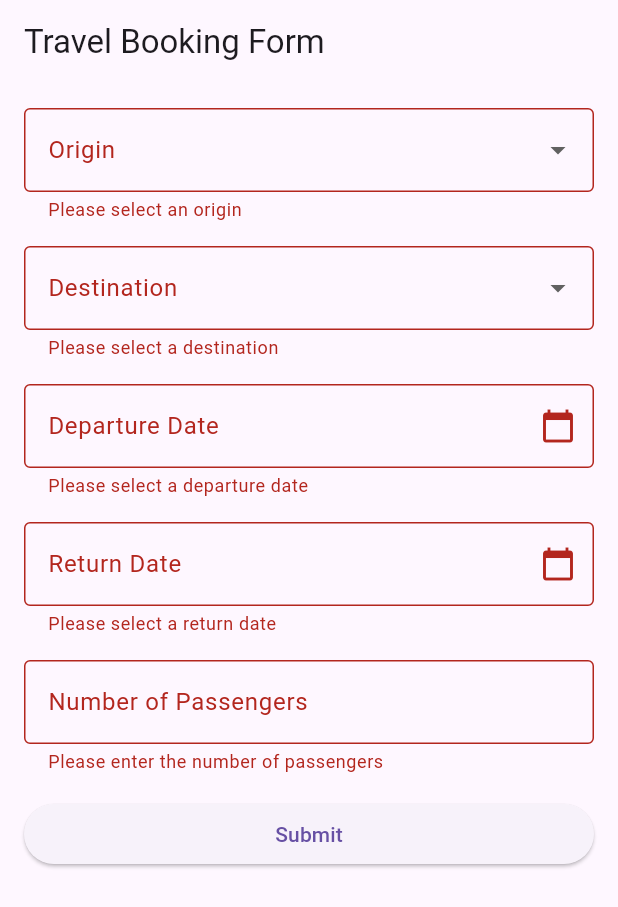
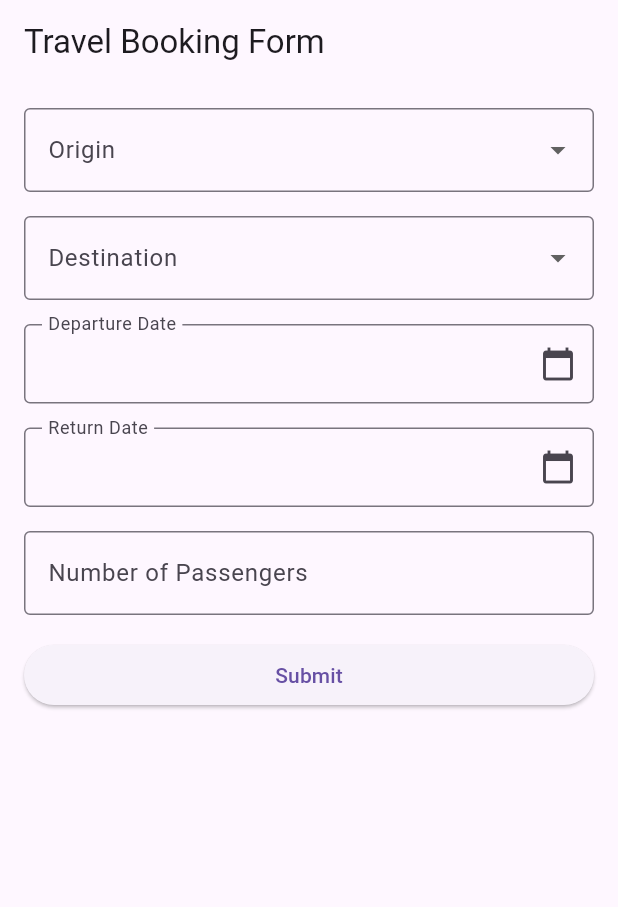
Before and after one commit to Genshisama/trainbook, a Flutter app: the screen it shows after launch, after a tap on "Submit", on a phone screen of 412 x 824 dp. Shown: the top 907 px of the screen. Run offline on Flutter 3.47's test engine with Material 3 defaults, Android fonts, the phone set to English and light mode, and no system bars; drawn by our look-alikes of flutter_form_builder; our stand-ins replace firebase_core, firebase_database; accounts and stored records are empty.

Commit message:
switch to formbuilder

```diff
--- a/lib/pages/home.dart
+++ b/lib/pages/home.dart
@@ -1,6 +1,9 @@
 import 'package:flutter/material.dart';
 import 'package:intl/intl.dart';
+import 'package:trainbook/pages/ticket.dart';
 import 'package:trainbook/pages/train_select.dart';
+import 'package:flutter_form_builder/flutter_form_builder.dart';
+
 
 class HomePage extends StatefulWidget {
   const HomePage({super.key});
@@ -10,7 +13,7 @@ class HomePage extends StatefulWidget {
 }
 
 class _HomePageState extends State<HomePage> {
-  final _formKey = GlobalKey<FormState>();
+  final _formKey = GlobalKey<FormBuilderState>();
   final List<String> _locations = [
     'Johor',
     'Kedah',
@@ -29,13 +32,8 @@ class _HomePageState extends State<HomePage> {
     'Selangor',
     'Terengganu',
   ];
-  String? _origin;
-  String? _destination;
-  DateTime? _departureDate;
-  DateTime? _returnDate;
-  int? _numberOfPax;
 
-  Future<void> _selectDate(BuildContext context, bool isDeparture) async {
+  Future<void> _selectDate(BuildContext context, String fieldName) async {
     final DateTime? pickedDate = await showDatePicker(
       context: context,
       initialDate: DateTime.now(),
@@ -44,13 +42,7 @@ class _HomePageState extends State<HomePage> {
     );
 
     if (pickedDate != null) {
-      setState(() {
-        if (isDeparture) {
-          _departureDate = pickedDate;
-        } else {
-          _returnDate = pickedDate;
-        }
-      });
+      _formKey.currentState?.fields[fieldName]?.didChange(pickedDate);
     }
   }
 
@@ -62,121 +54,109 @@ class _HomePageState extends State<HomePage> {
       ),
       body: Padding(
         padding: const EdgeInsets.all(16.0),
-        child: Form(
+        child: FormBuilder(
           key: _formKey,
           child: ListView(
             children: [
-              DropdownButtonFormField<String>(
+              FormBuilderDropdown<String>(
+                name: 'origin',
                 decoration: const InputDecoration(
                   labelText: 'Origin',
                   border: OutlineInputBorder(),
                 ),
-                items: _locations.map((location) {
-                  return DropdownMenuItem(
+                items: _locations
+                    .map((location) => DropdownMenuItem(
                           value: location,
                           child: Text(location),
-                  );
-                }).toList(),
-                value: _origin,
-                onChanged: (value) {
-                  setState(() {
-                    _origin = value;
-                    if (_destination == value) {
-                      _destination = null;
-                    }
-                  });
-                },
+                        ))
+                    .toList(),
                 validator: (value) {
+                  final destination = _formKey.currentState?.fields['destination']?.value;
                   if (value == null) {
                     return 'Please select an origin';
-                  } else if (value == _destination) {
+                  } else if (value == destination) {
                     return 'Origin and destination cannot be the same';
                   }
                   return null;
                 },
               ),
               const SizedBox(height: 16),
-              DropdownButtonFormField<String>(
+              FormBuilderDropdown<String>(
+                name: 'destination',
                 decoration: const InputDecoration(
                   labelText: 'Destination',
                   border: OutlineInputBorder(),
                 ),
-                items: _locations.map((location) {
-                  return DropdownMenuItem(
+                items: _locations
+                    .map((location) => DropdownMenuItem(
                           value: location,
                           child: Text(location),
-                  );
-                }).toList(),
-                value: _destination,
-                onChanged: (value) {
-                  setState(() {
-                    _destination = value;
-                    if (_origin == value) {
-                      _origin = null;
-                    }
-                  });
-                },
+                        ))
+                    .toList(),
                 validator: (value) {
+                  final origin = _formKey.currentState?.fields['origin']?.value;
                   if (value == null) {
                     return 'Please select a destination';
-                  } else if (value == _origin) {
+                  } else if (value == origin) {
                     return 'Origin and destination cannot be the same';
                   }
                   return null;
                 },
               ),
               const SizedBox(height: 16),
-              TextFormField(
-                readOnly: true,
+              FormBuilderField<DateTime>(
+                name: 'departureDate',
+                validator: (value) => value == null ? 'Please select a departure date' : null,
+                builder: (field) {
+                  return InputDecorator(
                     decoration: InputDecoration(
                       labelText: 'Departure Date',
                       border: const OutlineInputBorder(),
+                      errorText: field.errorText,
                       suffixIcon: IconButton(
                         icon: const Icon(Icons.calendar_today),
-                    onPressed: () => _selectDate(context, true),
+                        onPressed: () => _selectDate(context, 'departureDate'),
                       ),
                     ),
-                controller: TextEditingController(
-                  text: _departureDate != null
-                      ? DateFormat('yyyy-MM-dd').format(_departureDate!)
+                    child: Text(
+                      field.value != null
+                          ? DateFormat('yyyy-MM-dd').format(field.value!)
                           : '',
                     ),
-                validator: (value) => value == null || value.isEmpty
-                    ? 'Please select a departure date'
-                    : null,
+                  );
+                },
               ),
               const SizedBox(height: 16),
-              TextFormField(
-                readOnly: true,
+              FormBuilderField<DateTime>(
+                name: 'returnDate',
+                validator: (value) => value == null ? 'Please select a return date' : null,
+                builder: (field) {
+                  return InputDecorator(
                     decoration: InputDecoration(
                       labelText: 'Return Date',
                       border: const OutlineInputBorder(),
+                      errorText: field.errorText,
                       suffixIcon: IconButton(
                         icon: const Icon(Icons.calendar_today),
-                    onPressed: () => _selectDate(context, false),
+                        onPressed: () => _selectDate(context, 'returnDate'),
                       ),
                     ),
-                controller: TextEditingController(
-                  text: _returnDate != null
-                      ? DateFormat('yyyy-MM-dd').format(_returnDate!)
+                    child: Text(
+                      field.value != null
+                          ? DateFormat('yyyy-MM-dd').format(field.value!)
                           : '',
                     ),
-                validator: (value) => value == null || value.isEmpty
-                    ? 'Please select a return date'
-                    : null,
+                  );
+                },
               ),
               const SizedBox(height: 16),
-              TextFormField(
+              FormBuilderTextField(
+                name: 'pax',
                 decoration: const InputDecoration(
                   labelText: 'Number of Passengers',
                   border: OutlineInputBorder(),
                 ),
                 keyboardType: TextInputType.number,
-                onChanged: (value) {
-                  setState(() {
-                    _numberOfPax = int.tryParse(value);
-                  });
-                },
                 validator: (value) {
                   if (value == null || value.isEmpty) {
                     return 'Please enter the number of passengers';
@@ -189,17 +169,28 @@ class _HomePageState extends State<HomePage> {
               const SizedBox(height: 16),
               ElevatedButton(
                 onPressed: () {
-                  if (_formKey.currentState!.validate()) {
-                    ScaffoldMessenger.of(context).showSnackBar(
-                      const SnackBar(content: Text('Processing Data')),
-                    );
+                  if(_formKey.currentState != null){
+                    if (_formKey.currentState!.saveAndValidate()) {
+                      final formData = _formKey.currentState!.value;
+
+                      print(formData);
+
+                      final ticket = Ticket.fromEmpty();
+                      ticket.origin = formData['origin'];
+                      ticket.destination = formData['destination'];
+                      ticket.date1 = formData['departureDate'].toUtc().toIso8601String();
+                      ticket.date2 = formData['returnDate'].toUtc().toIso8601String();
+                      ticket.pax = int.parse(formData['pax']);
+
                       Navigator.push(
                         context,
                         MaterialPageRoute(
                           builder: (context) => TrainSelectionPage(
+                            ticket: ticket,
                           ),
                         ),
                       );
+                    }
                   }
                 },
                 child: const Text('Submit'),
```
Lines whose indentation alone changed are shown as unchanged.
